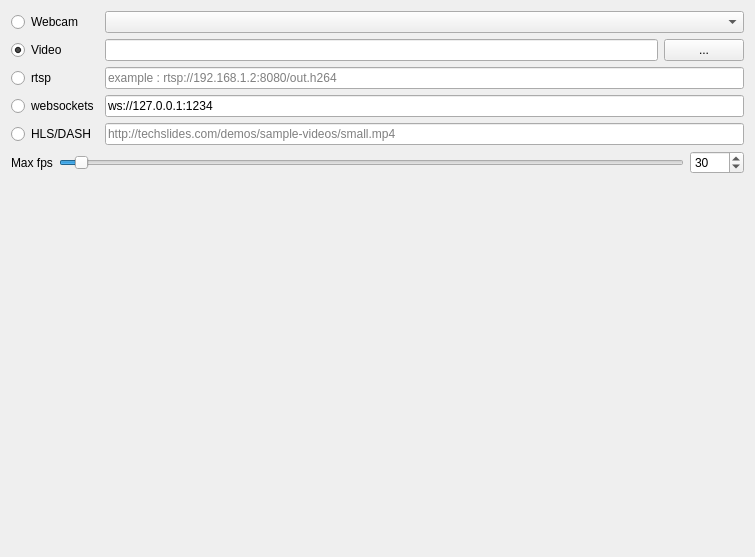
Qt form generic_cv_tasks/ui/widget_source_selection.ui (stereomatchingkiss/show_cases) before a commit.
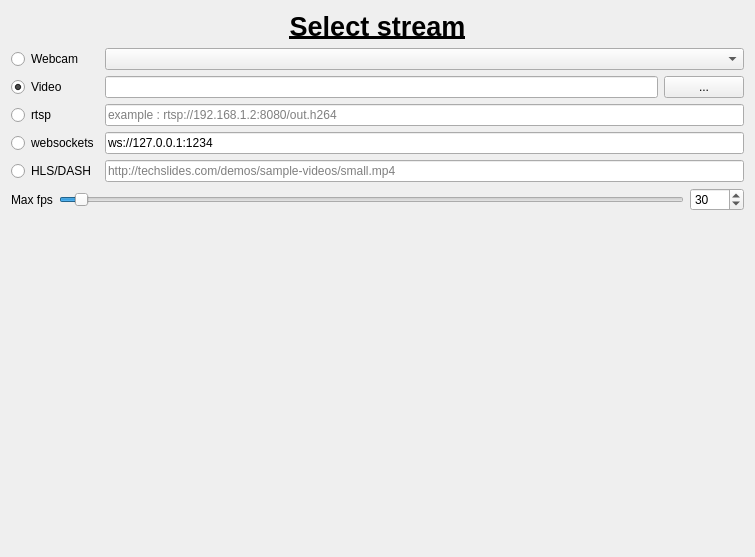
The same form after that commit.

The edit to the form file:
```diff
--- a/generic_cv_tasks/ui/widget_source_selection.ui
+++ b/generic_cv_tasks/ui/widget_source_selection.ui
@@ -14,6 +14,29 @@
    <string>Form</string>
   </property>
   <layout class="QVBoxLayout" name="verticalLayout">
+   <item>
+    <widget class="QLabel" name="labelTitle">
+     <property name="font">
+      <font>
+       <pointsize>20</pointsize>
+       <bold>true</bold>
+       <underline>true</underline>
+      </font>
+     </property>
+     <property name="autoFillBackground">
+      <bool>false</bool>
+     </property>
+     <property name="text">
+      <string>Select stream</string>
+     </property>
+     <property name="scaledContents">
+      <bool>false</bool>
+     </property>
+     <property name="alignment">
+      <set>Qt::AlignCenter</set>
+     </property>
+    </widget>
+   </item>
    <item>
     <layout class="QGridLayout" name="gridLayout">
      <item row="0" column="0">
```
